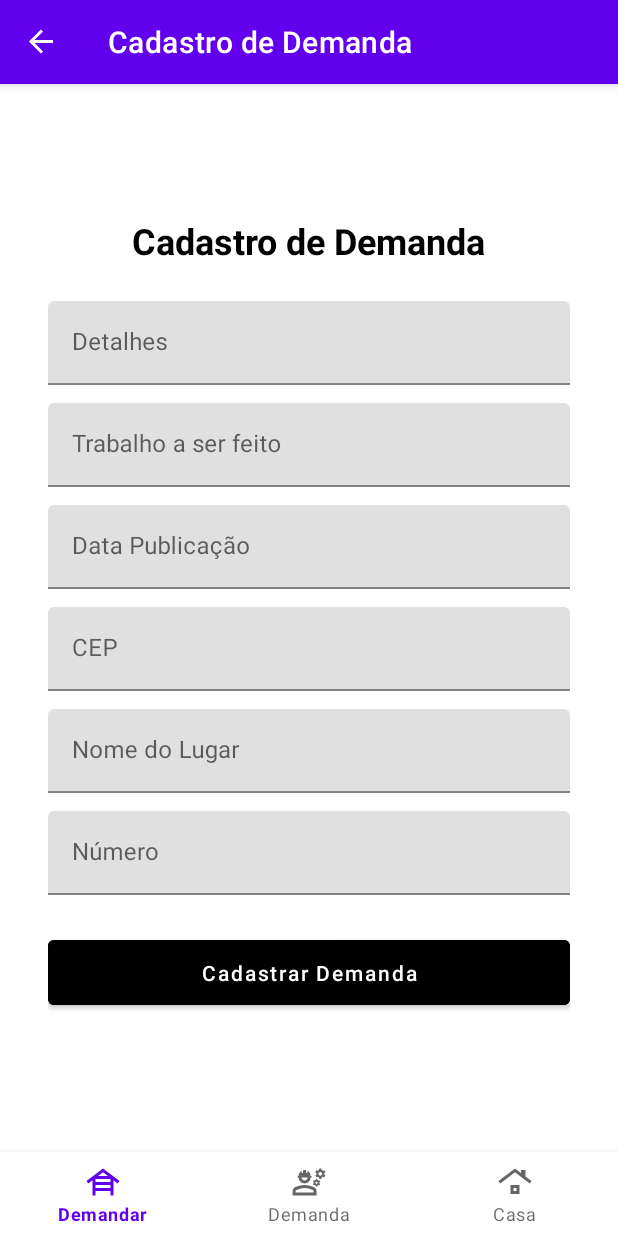
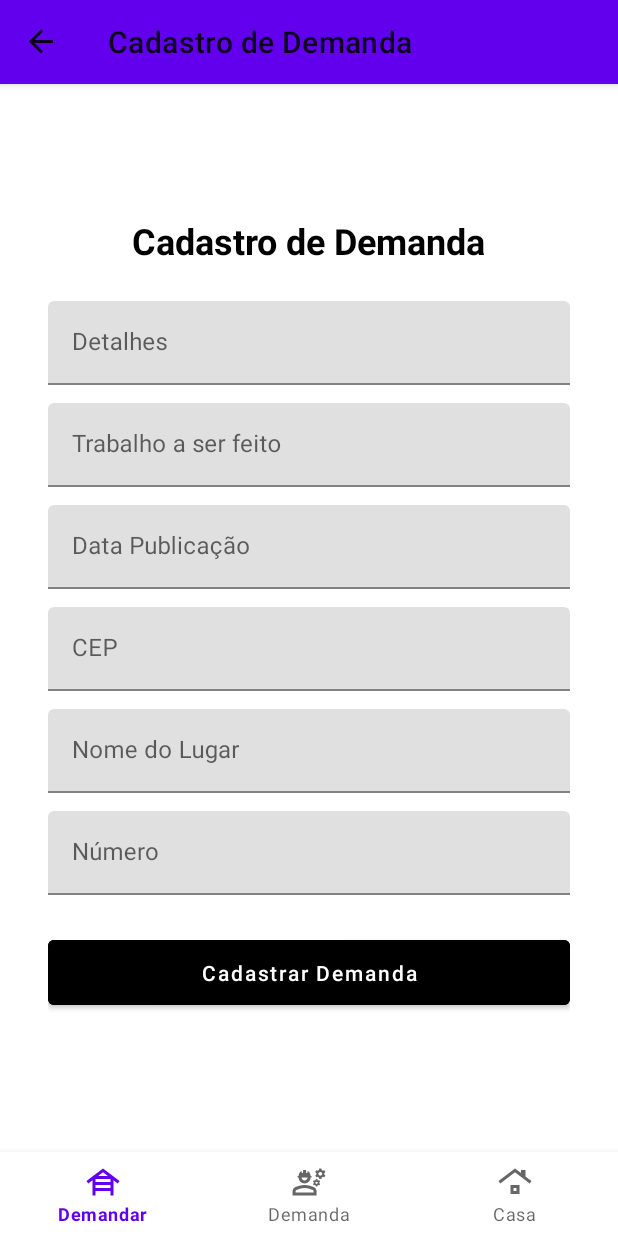
Before and after one commit to Rian-Noronha/tuaobraparacliente, an Android app: the screen it shows after launch (MainActivity), after a tap on "Botão para adicionar nova demanda", on a phone screen of 412 x 824 dp. Run offline under Robolectric (Android 15) with nearby library versions, the phone set to English and light mode, and no system bars; our stand-ins replace navigation-ui.

Commit message:
[refactor] themes

```diff
--- a/app/src/main/res/values-night/themes.xml
+++ /dev/null
@@ -1,16 +0,0 @@
-<resources xmlns:tools="http://schemas.android.com/tools">
-    <!-- Base application theme. -->
-    <style name="Theme.TuaObraParaCliente" parent="Theme.MaterialComponents.DayNight.DarkActionBar">
-        <!-- Primary brand color. -->
-        <item name="colorPrimary">@color/purple_200</item>
-        <item name="colorPrimaryVariant">@color/purple_700</item>
-        <item name="colorOnPrimary">@color/black</item>
-        <!-- Secondary brand color. -->
-        <item name="colorSecondary">@color/teal_200</item>
-        <item name="colorSecondaryVariant">@color/teal_200</item>
-        <item name="colorOnSecondary">@color/black</item>
-        <!-- Status bar color. -->
-        <item name="android:statusBarColor">?attr/colorPrimaryVariant</item>
-        <!-- Customize your theme here. -->
-    </style>
-</resources>
--- a/app/src/main/res/values/themes.xml
+++ b/app/src/main/res/values/themes.xml
@@ -1,6 +1,7 @@
+<?xml version="1.0" encoding="utf-8"?>
 <resources xmlns:tools="http://schemas.android.com/tools">
     <!-- Base application theme. -->
-    <style name="Theme.TuaObraParaCliente" parent="Theme.MaterialComponents.DayNight.DarkActionBar">
+    <style name="Theme.TuaObraParaCliente" parent="Theme.MaterialComponents.Light">
         <!-- Primary brand color. -->
         <item name="colorPrimary">@color/purple_500</item>
         <item name="colorPrimaryVariant">@color/purple_700</item>
```
